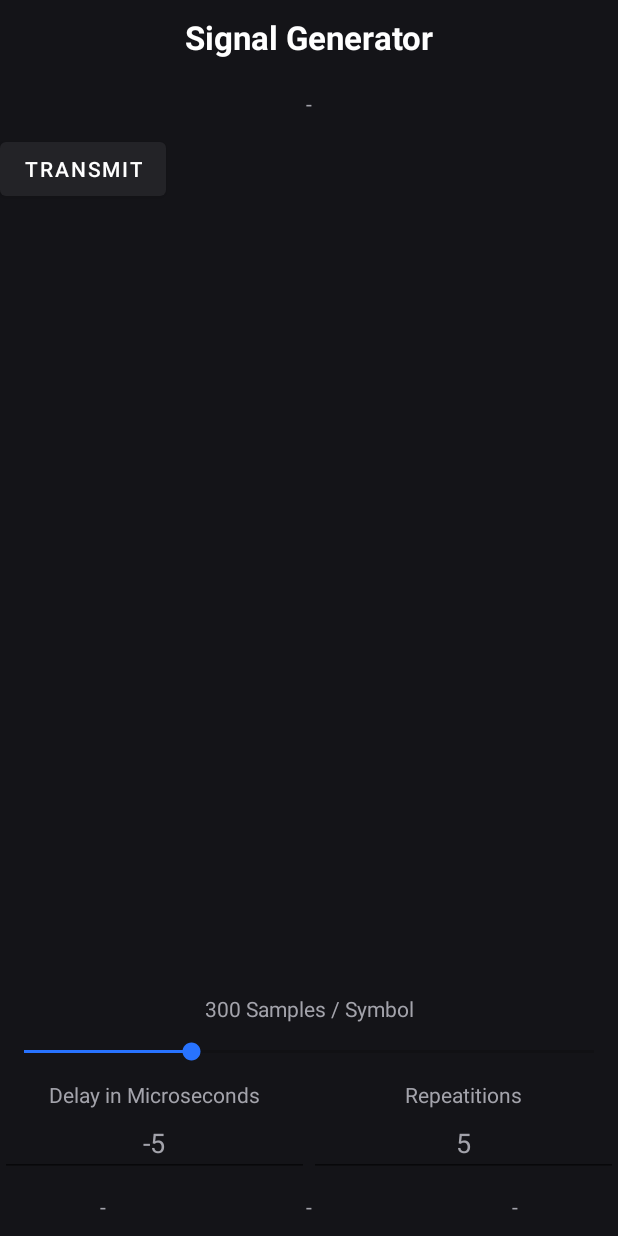
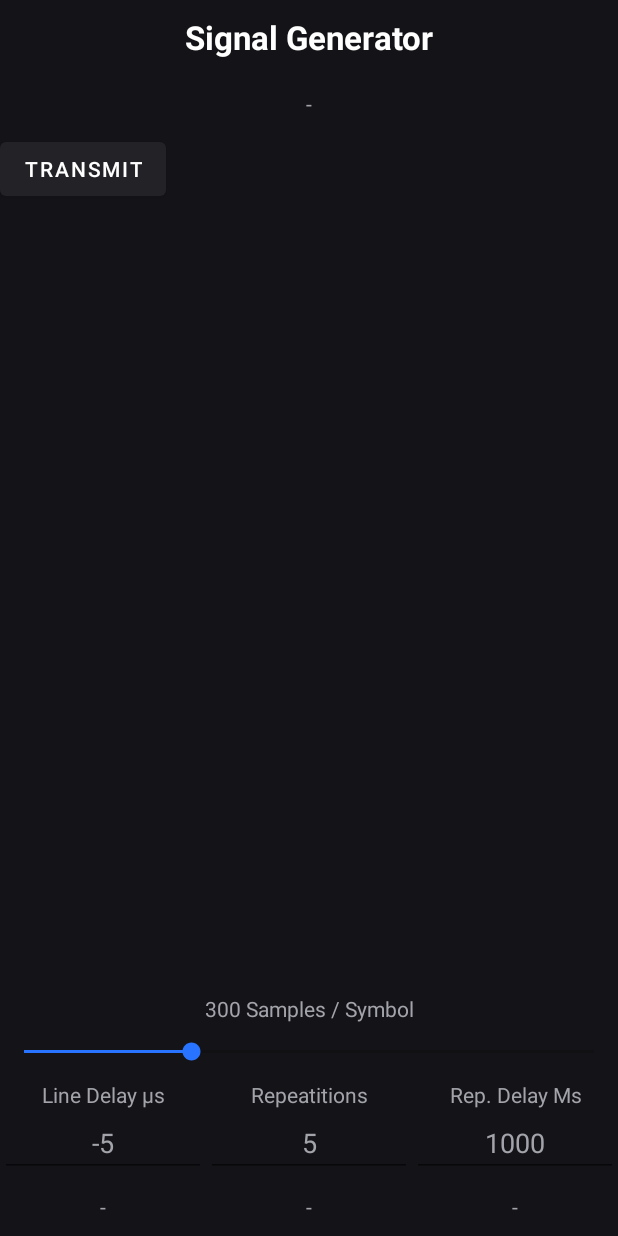
Before and after one commit to simondankelmann/SubMarine, an Android app: the layout fragment_signal_generator.xml on its own in the app's theme, with its tools: preview values and no code run, on a phone screen of 412 x 824 dp. Run offline under Robolectric (Android 15) with nearby library versions, the light colour scheme and no system bars.

Commit message:
added repeatitions and delay

```diff
--- a/Android/SubMarine/app/src/main/java/de/simon/dankelmann/submarine/Constants/Constants.kt
+++ b/Android/SubMarine/app/src/main/java/de/simon/dankelmann/submarine/Constants/Constants.kt
@@ -25,5 +25,8 @@ class Constants {
         var OPERATIONMODE_RECORD_SIGNAL = "0003"
         var OPERATIONMODE_DETECT_SIGNAL = "0004"
 
+        // OTHER
+        var MIN_TIMINGS_TO_SAVE = 50
+
     }
 }
--- a/Android/SubMarine/app/src/main/java/de/simon/dankelmann/submarine/ui/RecordSignal/RecordSignalFragment.kt
+++ b/Android/SubMarine/app/src/main/java/de/simon/dankelmann/submarine/ui/RecordSignal/RecordSignalFragment.kt
@@ -234,8 +234,9 @@ class RecordSignalFragment: Fragment(), LocationResultListener, SubmarineResultL
         val commandId = Constants.COMMAND_ID_DUMMY
         val commandString = command + commandId + _submarineService.getConfigurationStringFromSignalEntity(signalEntity) + signalEntity.signalData*/
 
+        _submarineService.transmitSignal(signalEntity, 1, 0)
 
-        _submarineService.sendCommandToDevice(SubmarineCommand(Constants.COMMAND_REPLAY_SIGNAL_FROM_BLUETOOTH_COMMAND,Constants.COMMAND_ID_DUMMY,_submarineService.getConfigurationStringFromSignalEntity(signalEntity) + signalEntity.signalData))
+        //_submarineService.sendCommandToDevice(SubmarineCommand(Constants.COMMAND_REPLAY_SIGNAL_FROM_BLUETOOTH_COMMAND,Constants.COMMAND_ID_DUMMY,_submarineService.getConfigurationStringFromSignalEntity(signalEntity) + signalEntity.signalData))
         //_bluetoothSerial!!.sendByteString(commandString + "\n", ::replayStatusCallback)
     }
 
--- a/Android/SubMarine/app/src/main/java/de/simon/dankelmann/submarine/ui/ViewSignalEntity/ViewSignalEntityFragment.kt
+++ b/Android/SubMarine/app/src/main/java/de/simon/dankelmann/submarine/ui/ViewSignalEntity/ViewSignalEntityFragment.kt
@@ -380,7 +380,8 @@ class ViewSignalEntityFragment : Fragment(), SubmarineResultListenerInterface{
     fun replaySignalEntity(signalEntity: SignalEntity){
         _viewModel!!.animationResourceId.postValue(R.raw.wave2)
         _viewModel!!.signalDetailDescription.postValue("Transmitting Signal to Sub Marine...")
-        _submarineService.sendCommandToDevice(SubmarineCommand(Constants.COMMAND_REPLAY_SIGNAL_FROM_BLUETOOTH_COMMAND,Constants.COMMAND_ID_DUMMY, getConfigurationStringFromSignalEntity(signalEntity) + signalEntity.signalData))
+        _submarineService.transmitSignal(signalEntity, 1, 0)
+        //_submarineService.sendCommandToDevice(SubmarineCommand(Constants.COMMAND_REPLAY_SIGNAL_FROM_BLUETOOTH_COMMAND,Constants.COMMAND_ID_DUMMY, getConfigurationStringFromSignalEntity(signalEntity) + signalEntity.signalData))
     }
 
     @RequiresApi(Build.VERSION_CODES.M)
--- a/Android/SubMarine/app/src/main/res/layout/fragment_signal_generator.xml
+++ b/Android/SubMarine/app/src/main/res/layout/fragment_signal_generator.xml
@@ -112,7 +112,7 @@
             <TextView
                 android:layout_width="match_parent"
                 android:layout_height="wrap_content"
-                android:text="Delay in Microseconds"
+                android:text="Line Delay µs"
                 android:textAlignment="center"
                 android:textColor="@color/fontcolor_component_dark_inactive"></TextView>
 
@@ -141,14 +141,38 @@
                 android:textColor="@color/fontcolor_component_dark_inactive"></TextView>
 
             <EditText
+                android:id="@+id/editTextRepeatitions"
                 android:layout_width="match_parent"
                 android:layout_height="wrap_content"
                 android:textAlignment="center"
                 android:textColor="@color/fontcolor_component_dark_inactive"
-                android:text="5"></EditText>
+                android:text="5"
+                android:inputType="number"></EditText>
         </LinearLayout>
 
+        <LinearLayout
+            android:id="@+id/RepeatitionsDelayRow"
+            android:layout_width="0dp"
+            android:layout_weight="1"
+            android:layout_height="wrap_content"
+            android:orientation="vertical">
+            <TextView
+                android:id="@+id/textviewRepeatitionDelay"
+                android:layout_width="match_parent"
+                android:layout_height="wrap_content"
+                android:text="Rep. Delay Ms"
+                android:textAlignment="center"
+                android:textColor="@color/fontcolor_component_dark_inactive"></TextView>
 
+            <EditText
+                android:id="@+id/editTextRepeatitionDelay"
+                android:layout_width="match_parent"
+                android:layout_height="wrap_content"
+                android:textAlignment="center"
+                android:textColor="@color/fontcolor_component_dark_inactive"
+                android:text="1000"
+                android:inputType="number"></EditText>
+        </LinearLayout>
 
     </LinearLayout>
 
```
Also changed, not shown: Android/SubMarine/app/src/main/java/de/simon/dankelmann/submarine/Services/SubMarineService.kt (+36 -0 lines), Android/SubMarine/app/src/main/java/de/simon/dankelmann/submarine/ui/Periscope/PeriscopeFragment.kt (+16 -1 lines), Android/SubMarine/app/src/main/java/de/simon/dankelmann/submarine/ui/SignalGenerator/SignalGeneratorFragment.kt (+7 -1 lines), 1 other file.
